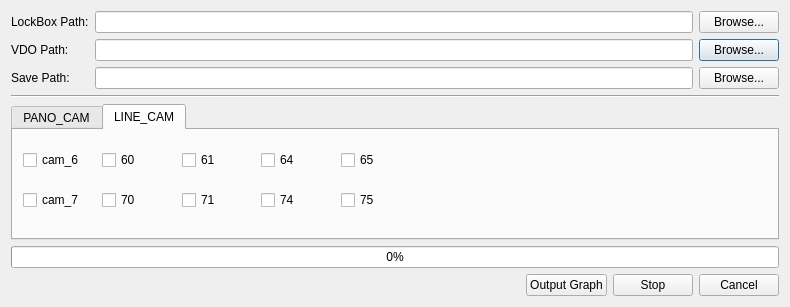
Old version of the form UI/from_vdo.ui in the repository slgao/ProcessVDO.
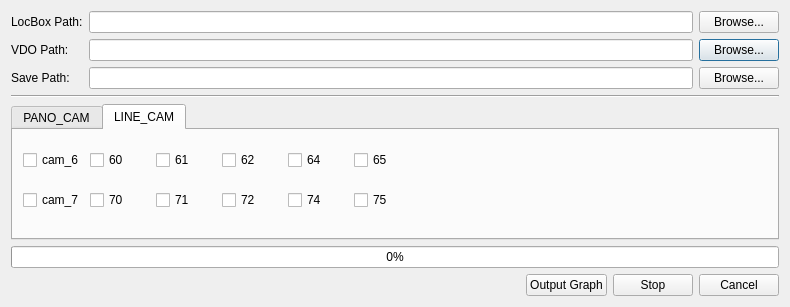
New version of the form. The open tabs and pages were chosen to show the change.

```diff
--- a/UI/from_vdo.ui
+++ b/UI/from_vdo.ui
@@ -60,7 +60,7 @@
      <item row="0" column="0">
       <widget class="QLabel" name="label">
        <property name="text">
-        <string>LockBox Path:</string>
+        <string>LocBox Path:</string>
        </property>
       </widget>
      </item>
@@ -140,6 +140,20 @@
         </rect>
        </property>
        <layout class="QGridLayout" name="gridLayout_4">
+        <item row="1" column="0">
+         <widget class="QCheckBox" name="checkBox_cam_6">
+          <property name="text">
+           <string>cam_6</string>
+          </property>
+         </widget>
+        </item>
+        <item row="1" column="2">
+         <widget class="QCheckBox" name="checkBox_61">
+          <property name="text">
+           <string>61</string>
+          </property>
+         </widget>
+        </item>
         <item row="1" column="1">
          <widget class="QCheckBox" name="checkBox_60">
           <property name="text">
@@ -147,31 +161,24 @@
           </property>
          </widget>
         </item>
-        <item row="1" column="4">
+        <item row="1" column="5">
          <widget class="QCheckBox" name="checkBox_65">
           <property name="text">
            <string>65</string>
           </property>
          </widget>
         </item>
-        <item row="1" column="3">
+        <item row="1" column="4">
          <widget class="QCheckBox" name="checkBox_64">
           <property name="text">
            <string>64</string>
           </property>
          </widget>
         </item>
-        <item row="1" column="0">
-         <widget class="QCheckBox" name="checkBox_cam_6">
+        <item row="1" column="3">
+         <widget class="QCheckBox" name="checkBox_62">
           <property name="text">
-           <string>cam_6</string>
-          </property>
-         </widget>
-        </item>
-        <item row="1" column="2">
-         <widget class="QCheckBox" name="checkBox_61">
-          <property name="text">
-           <string>61</string>
+           <string>62</string>
           </property>
          </widget>
         </item>
@@ -194,20 +201,13 @@
           </property>
          </widget>
         </item>
-        <item row="1" column="4">
+        <item row="1" column="5">
          <widget class="QCheckBox" name="checkBox_75">
           <property name="text">
            <string>75</string>
           </property>
          </widget>
         </item>
-        <item row="1" column="3">
-         <widget class="QCheckBox" name="checkBox_74">
-          <property name="text">
-           <string>74</string>
-          </property>
-         </widget>
-        </item>
         <item row="1" column="0">
          <widget class="QCheckBox" name="checkBox_cam_7">
           <property name="text">
@@ -222,6 +222,20 @@
           </property>
          </widget>
         </item>
+        <item row="1" column="4">
+         <widget class="QCheckBox" name="checkBox_74">
+          <property name="text">
+           <string>74</string>
+          </property>
+         </widget>
+        </item>
+        <item row="1" column="3">
+         <widget class="QCheckBox" name="checkBox_72">
+          <property name="text">
+           <string>72</string>
+          </property>
+         </widget>
+        </item>
        </layout>
       </widget>
      </widget>
```
Left out of the diff: 40 changed lines with no effect on the pictures.
